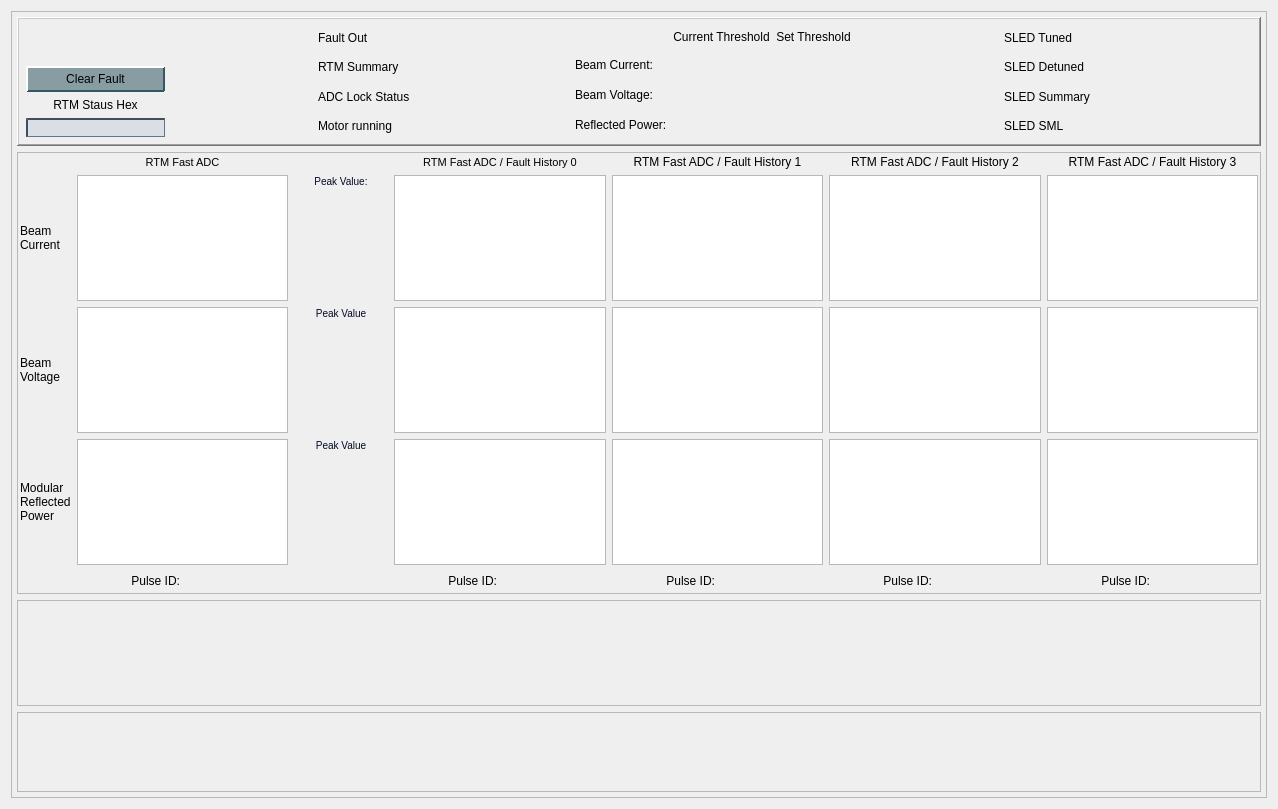
Above: rtm.ui from cristinasewell/ATCA_PyDM_Screens before the change. Below: the same form after it.
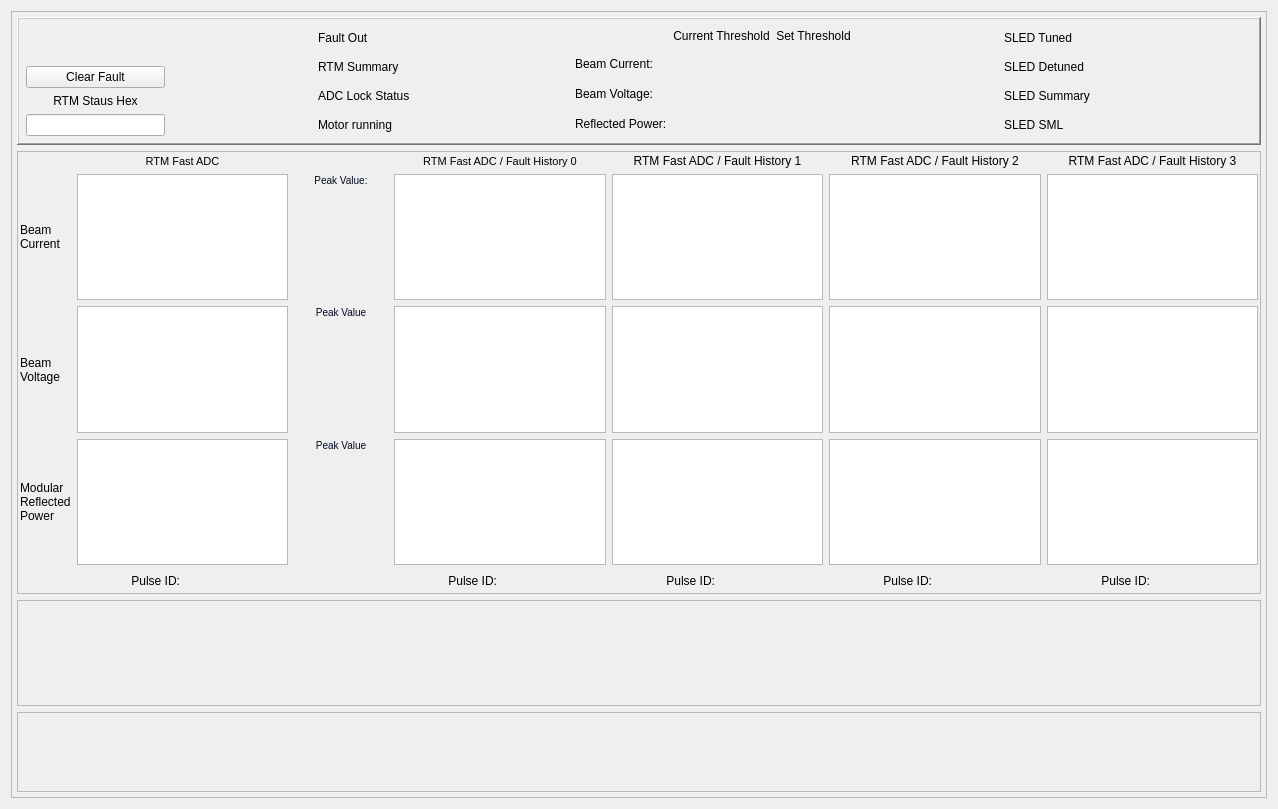
That is the form after the change. Custom widgets are drawn as their Qt base class.

Patch:
```diff
--- a/rtm.ui
+++ b/rtm.ui
@@ -20,134 +20,7 @@
    <string>RTM - ${DEVICE}</string>
   </property>
   <property name="styleSheet">
-   <string notr="true">QPushButton {
-    background-color: rgb(136,157,162);
-    border-color: rgb(212,228,233) rgb(50,88,100) rgb(50,88,100) rgb(212,228,233);
-    border-style: outset;
-    border-radius: 1px;
-    border-width: 2px; 
-    padding: 4px;
-}
-QPushButton:hover {
-   background-color: rgb(106,127,132);
-}
-QPushButton:pressed {
-    background-color: rgb(208,229,232);
-    border-style: inset;
-    border-width: 2px;
-	border-color: rgb(50,88,100) rgb(212,228,233) rgb(212,228,233) rgb(50,88,100);
-}
-QPushButton:checked{
-    background-color: rgb(208,229,232);
-    border-style: inset;
-    border-width: 2px;
-	border-color:  rgb(112,134,142) rgb(229,233,235) rgb(239,233,235) rgb(112,134,142);
-}
-QLineEdit {
-  background-color: rgb(218,223,230);
-  border-color: rgb(66,77,96);
-  border-style: inset;
-  border-width: 2px 1px 1px 2px;
-}
-QLineEdit:hover {
- background-color: rgb(198,203,210)
-}
-PyDMLabel {
-  background-color: rgb(189,197,205);
-}
-
- QTabWidget::pane {
-    border: 1px solid black;
-    background: white;
-}
-
-QTabWidget::tab-bar:top {
-    top: 1px;
-}
-
-QTabWidget::tab-bar:bottom {
-    bottom: 1px;
-}
-
-QTabWidget::tab-bar:left {
-    right: 1px;
-}
-
-QTabWidget::tab-bar:right {
-    left: 1px;
-}
-
-QTabBar::tab {
-    border: 1px solid black;
-}
-
-QTabBar::tab:selected {
-    background: rgb(220,229,236);
-}
-
-QTabBar::tab:!selected {
-    background: rgb(132,165,190);
-}
-
-QTabBar::tab:!selected:hover {
-    background: rgb(120,153,178);
-}
-
-QTabBar::tab:top:!selected {
-    margin-top: 3px;
-}
-
-QTabBar::tab:bottom:!selected {
-    margin-bottom: 3px;
-}
-
-QTabBar::tab:top, QTabBar::tab:bottom {
-    min-width: 6ex;
-    margin-right: -1px;
-    padding: 4px 8px 4px 8px;
-	border-radius: 2px;
-}
-
-QTabBar::tab:top:selected {
-    border-bottom-color: none;
-}
-
-QTabBar::tab:bottom:selected {
-    border-top-color: none;
-}
-
-QTabBar::tab:top:last, QTabBar::tab:bottom:last,
-QTabBar::tab:top:only-one, QTabBar::tab:bottom:only-one {
-    margin-right: 0;
-}
-
-QTabBar::tab:left:!selected {
-    margin-right: 3px;
-}
-
-QTabBar::tab:right:!selected {
-    margin-left: 3px;
-}
-
-QTabBar::tab:left, QTabBar::tab:right {
-    min-height: 6ex;
-    margin-bottom: -1px;
-    padding: 8px 5px 8px 5px;
-	border-radius: 2px;
-}
-
-QTabBar::tab:left:selected {
-    border-left-color: none;
-}
-
-QTabBar::tab:right:selected {
-    border-right-color: none;
-}
-
-QTabBar::tab:left:last, QTabBar::tab:right:last,
-QTabBar::tab:left:only-one, QTabBar::tab:right:only-one {
-    margin-bottom: 0;
-}</string>
+   <string notr="true"/>
   </property>
   <layout class="QVBoxLayout" name="verticalLayout_6">
    <item>
```
